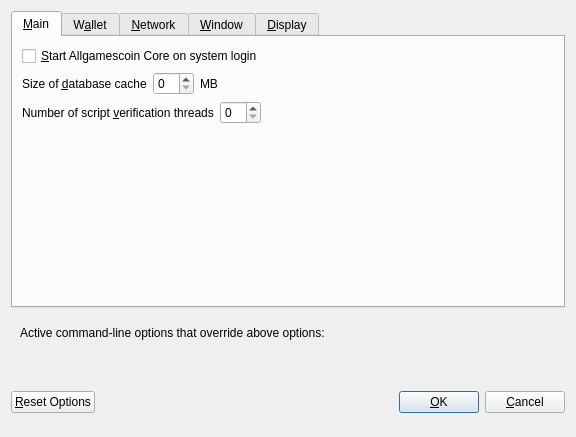
Old version of the form src/qt/forms/optionsdialog.ui in the repository NaAlSi3O8/dash.
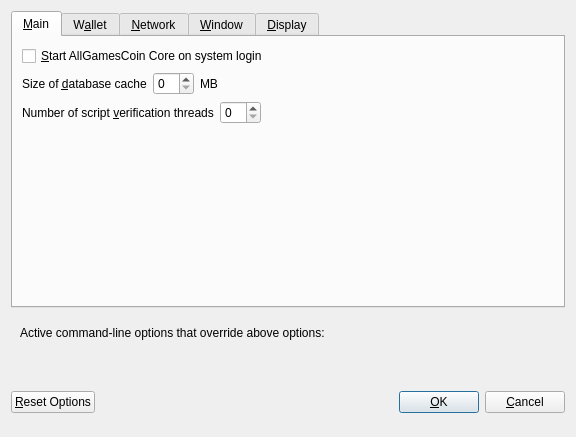
New version of the form. Custom widgets are drawn as their Qt base class.

Patch:
```diff
--- a/src/qt/forms/optionsdialog.ui
+++ b/src/qt/forms/optionsdialog.ui
@@ -33,7 +33,7 @@
           <string>Automatically start Allgamescoin Core after logging in to the system.</string>
          </property>
          <property name="text">
-          <string>&amp;Start Allgamescoin Core on system login</string>
+          <string>&amp;Start AllGamesCoin Core on system login</string>
          </property>
         </widget>
        </item>
```
Left out of the diff: 12 changed lines with no effect on the pictures.
